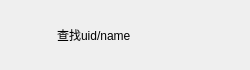
First picture: the form in multichat/adduseritem.ui, repository Luasdog/MultiChat, before the edit.
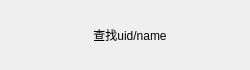
Second picture: the form after the edit.

The edit to the form file:
```diff
--- a/multichat/adduseritem.ui
+++ b/multichat/adduseritem.ui
@@ -50,6 +50,9 @@
      <property name="text">
       <string>查找uid/name</string>
      </property>
+     <property name="alignment">
+      <set>Qt::AlignCenter</set>
+     </property>
     </widget>
    </item>
    <item>
```
